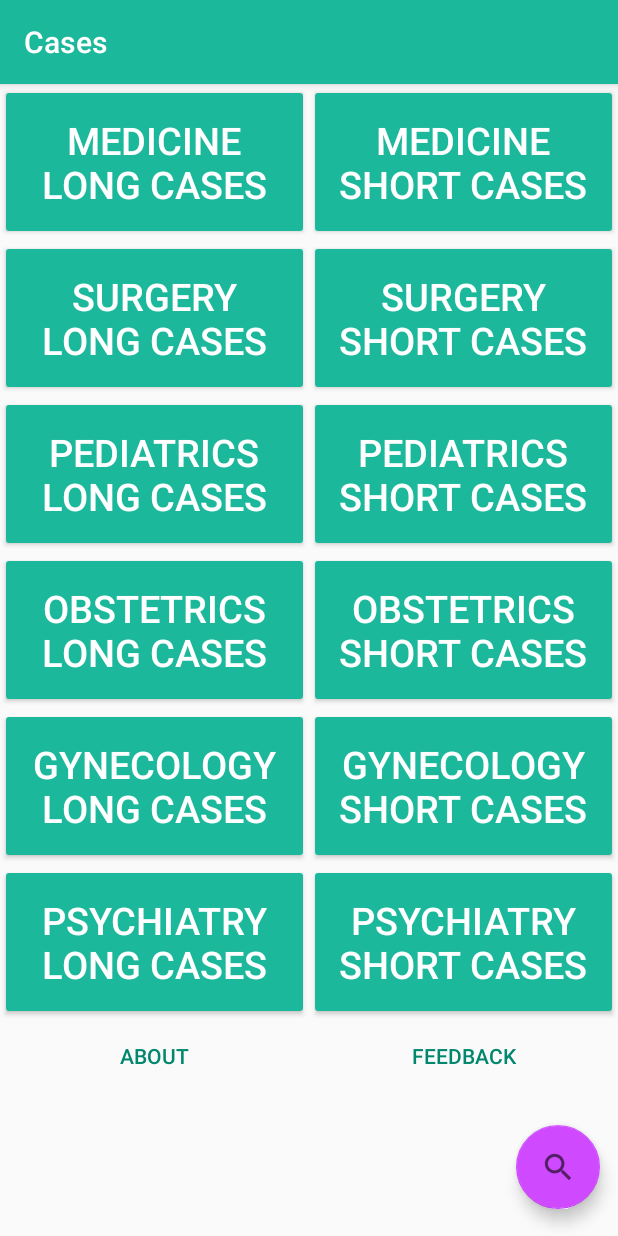
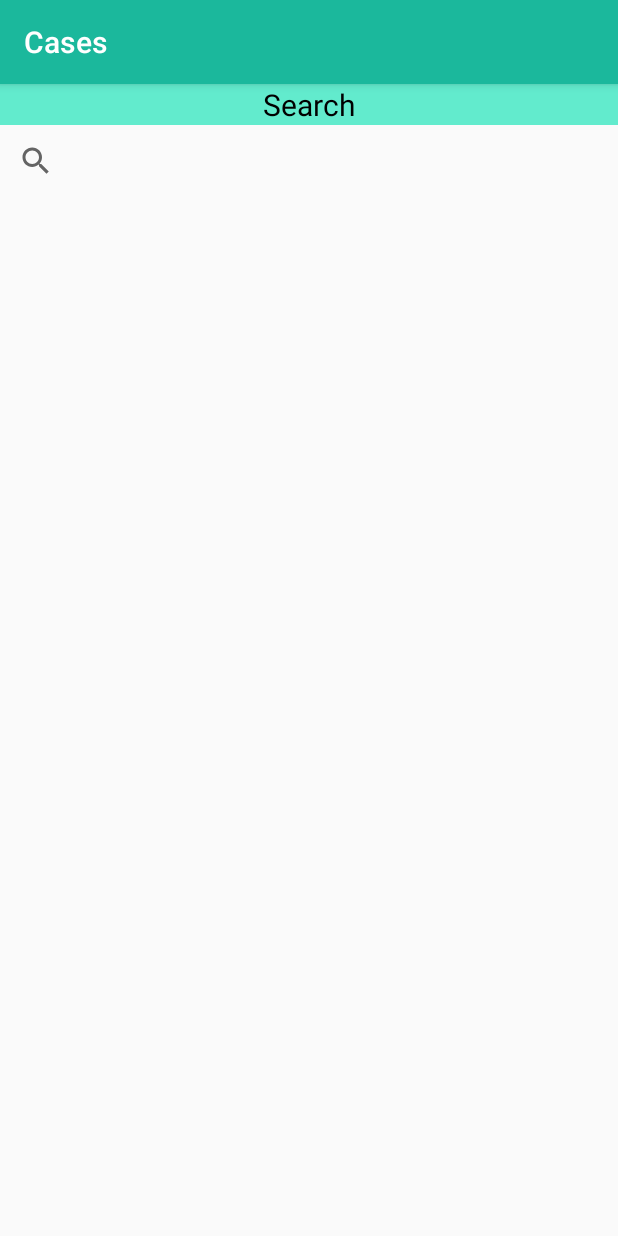
Before and after one commit to nsr8/BrowseCases, an Android app: the screen it shows after launch (MainActivity before the commit, ListActivity after it), after a tap on an icon or button, on a phone screen of 412 x 824 dp. Run offline under Robolectric (Android 15) with nearby library versions, the phone set to English and light mode, and no system bars.

Commit message:
incremental
incremental update to add searchview

```diff
--- a/app/src/main/java/com/zuhair/nasri/finalcases/ListActivity.java
+++ b/app/src/main/java/com/zuhair/nasri/finalcases/ListActivity.java
@@ -9,6 +9,7 @@ import android.widget.AdapterView;
 import android.widget.ArrayAdapter;
 import android.widget.Button;
 import android.widget.ListView;
+import android.widget.SearchView;
 import android.widget.TextView;
 import android.widget.Toast;
 
@@ -20,7 +21,8 @@ public class ListActivity extends AppCompatActivity {
     //declare variable
     TextView displaySection;
     ArrayList<String> listOfTopics;
-
+    SearchView searchAll;
+    ListView displayList;
 
     @Override
     protected void onCreate(Bundle savedInstanceState) {
@@ -33,7 +35,7 @@ public class ListActivity extends AppCompatActivity {
 
 
         //declare and assign the variable displayLis
-        ListView displayList = (ListView) findViewById(R.id.displayList);
+       displayList = (ListView) findViewById(R.id.displayList);
 
         //assign the array of topics to listOfTopics
         listOfTopics = new ArrayList<String>();
@@ -231,11 +233,26 @@ public class ListActivity extends AppCompatActivity {
 
             //Add the last item to suggest a new topic
             listOfTopics.add("Suggest new topic");
+
+
+            // TODO add the search function
+        }if (getIntent().getStringExtra("SECTION").equals("Search")) {
+            //check if the search FAB was clicked
+
+            // hide the list of topics
+            displayList.setVisibility(View.GONE);
+
+            // create and display the searchView
+            searchAll = findViewById(R.id.searchAll);
+            searchAll.setVisibility(View.VISIBLE);
+
         }
 
 
 
-    }
 
 
 }
+
+
+}
--- a/app/src/main/java/com/zuhair/nasri/finalcases/MainActivity.java
+++ b/app/src/main/java/com/zuhair/nasri/finalcases/MainActivity.java
@@ -280,6 +280,9 @@ public class MainActivity extends AppCompatActivity {
                 Toast.makeText(MainActivity.this, "Search button is under construction", Toast.LENGTH_LONG).show();
 
                 // TODO Implement the search function
+                Intent sendSection = new Intent(MainActivity.this, ListActivity.class);
+                sendSection.putExtra("SECTION", "Search");
+                startActivity(sendSection);
             }
 
         });
--- a/app/src/main/res/layout/activity_list.xml
+++ b/app/src/main/res/layout/activity_list.xml
@@ -4,24 +4,34 @@
     xmlns:tools="http://schemas.android.com/tools"
     android:layout_width="match_parent"
     android:layout_height="match_parent"
-    tools:context=".ListActivity"
-    android:orientation="vertical">
+    android:orientation="vertical"
+    tools:context=".ListActivity">
+
+
     <TextView
         android:id="@+id/displaySection"
         android:layout_width="match_parent"
         android:layout_height="wrap_content"
-        android:textColor="@color/colorTextDark"
         android:background="@color/colorPrimaryLight"
         android:textAlignment="center"
+        android:textColor="@color/colorTextDark"
         android:textSize="20sp"
 
-                />
+        />
+
+
+    <SearchView
+        android:id="@+id/searchAll"
+        android:layout_width="match_parent"
+        android:layout_height="wrap_content"
+        android:visibility="gone" />
+
+
     <ListView
-        android:layout_gravity="center_vertical"
         android:id="@+id/displayList"
         android:layout_width="match_parent"
         android:layout_height="wrap_content"
-        android:layout_weight="10"
-        ></ListView>
+        android:layout_gravity="center_vertical"
+        android:layout_weight="10"></ListView>
 
 </LinearLayout>
```
